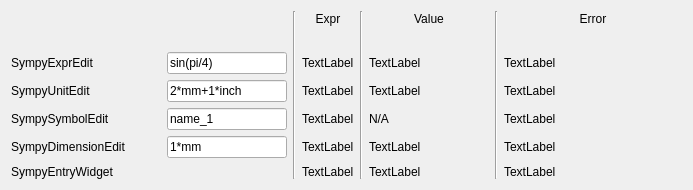
Before: the Qt Designer form examples/designer.ui in timjolson/sympyEntryWidget, drawn with Qt 5.
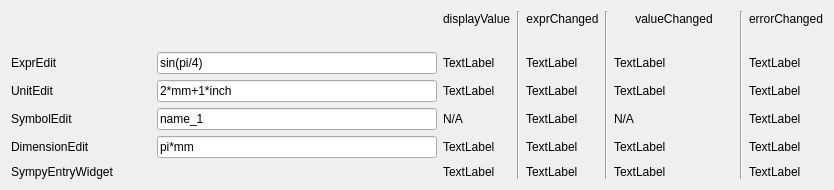
After: the same form once the commit is applied. Custom widgets are drawn as their Qt base class.

Diff of the .ui file:
```diff
--- a/examples/designer.ui
+++ b/examples/designer.ui
@@ -6,50 +6,27 @@
    <rect>
     <x>0</x>
     <y>0</y>
-    <width>693</width>
+    <width>834</width>
     <height>190</height>
    </rect>
   </property>
   <property name="windowTitle">
    <string>Form</string>
   </property>
-  <layout class="QGridLayout" name="gridLayout" columnstretch="0,1,0,0,0,0,0,0,0,2">
+  <layout class="QGridLayout" name="gridLayout" columnstretch="0,1,0,0,0,0,0,0,0,0">
    <item row="2" column="1">
-    <widget class="SympyExprEdit" name="sympyExprEdit">
+    <widget class="ExprEdit" name="ExprEdit">
      <property name="minimumSize">
       <size>
        <width>120</width>
        <height>0</height>
       </size>
      </property>
-     <property name="maximumSize">
-      <size>
-       <width>120</width>
-       <height>16777215</height>
-      </size>
-     </property>
      <property name="text">
       <string>sin(pi/4)</string>
      </property>
     </widget>
    </item>
-   <item row="5" column="9">
-    <widget class="QLabel" name="label_17">
-     <property name="text">
-      <string>TextLabel</string>
-     </property>
-    </widget>
-   </item>
-   <item row="2" column="9">
-    <widget class="QLabel" name="label_12">
-     <property name="text">
-      <string>TextLabel</string>
-     </property>
-     <property name="wordWrap">
-      <bool>true</bool>
-     </property>
-    </widget>
-   </item>
    <item row="0" column="4" rowspan="7">
     <widget class="Line" name="line">
      <property name="orientation">
@@ -57,98 +34,41 @@
      </property>
     </widget>
    </item>
-   <item row="6" column="1">
-    <widget class="SympyEntryWidget" name="sympyEntryWidget">
-     <property name="minimumSize">
-      <size>
-       <width>120</width>
-       <height>0</height>
-      </size>
-     </property>
-     <property name="maximumSize">
-      <size>
-       <width>120</width>
-       <height>16777215</height>
-      </size>
-     </property>
-     <property name="text_" stdset="0">
-      <string>2*inch</string>
-     </property>
-    </widget>
-   </item>
    <item row="4" column="1">
-    <widget class="SympySymbolEdit" name="sympySymbolEdit">
+    <widget class="SymbolEdit" name="SymbolEdit">
      <property name="minimumSize">
       <size>
        <width>120</width>
        <height>0</height>
       </size>
      </property>
-     <property name="maximumSize">
-      <size>
-       <width>120</width>
-       <height>16777215</height>
-      </size>
-     </property>
      <property name="text">
       <string>name_1</string>
      </property>
     </widget>
    </item>
-   <item row="2" column="5">
-    <widget class="QLabel" name="label">
-     <property name="maximumSize">
-      <size>
-       <width>120</width>
-       <height>16777215</height>
-      </size>
-     </property>
+   <item row="6" column="9">
+    <widget class="QLabel" name="label_15">
      <property name="text">
       <string>TextLabel</string>
      </property>
-    </widget>
-   </item>
-   <item row="4" column="5">
-    <widget class="QLabel" name="label_3">
-     <property name="maximumSize">
-      <size>
-       <width>120</width>
-       <height>16777215</height>
-      </size>
+     <property name="wordWrap">
+      <bool>true</bool>
      </property>
-     <property name="text">
-      <string>TextLabel</string>
-     </property>
     </widget>
    </item>
-   <item row="6" column="5">
-    <widget class="QLabel" name="label_4">
-     <property name="maximumSize">
-      <size>
-       <width>120</width>
-       <height>16777215</height>
-      </size>
-     </property>
+   <item row="3" column="9">
+    <widget class="QLabel" name="label_13">
      <property name="text">
       <string>TextLabel</string>
      </property>
-    </widget>
-   </item>
-   <item row="3" column="5">
-    <widget class="QLabel" name="label_2">
-     <property name="maximumSize">
-      <size>
-       <width>120</width>
-       <height>16777215</height>
-      </size>
+     <property name="wordWrap">
+      <bool>true</bool>
      </property>
-     <property name="text">
-      <string>TextLabel</string>
-     </property>
     </widget>
    </item>
-   <item row="3" column="1">
-    <widget class="SympyUnitEdit" name="sympyUnitEdit">
+   <item row="2" column="7">
+    <widget class="QLabel" name="label_20">
      <property name="minimumSize">
       <size>
        <width>120</width>
@@ -162,66 +82,72 @@
       </size>
      </property>
      <property name="text">
-      <string>2*mm+1*inch</string>
+      <string>TextLabel</string>
      </property>
     </widget>
    </item>
-   <item row="2" column="0">
-    <widget class="QLabel" name="label_5">
-     <property name="minimumSize">
-      <size>
-       <width>150</width>
-       <height>0</height>
-      </size>
-     </property>
+   <item row="2" column="9">
+    <widget class="QLabel" name="label_12">
      <property name="text">
-      <string>SympyExprEdit</string>
+      <string>TextLabel</string>
      </property>
-    </widget>
-   </item>
-   <item row="4" column="0">
-    <widget class="QLabel" name="label_7">
-     <property name="minimumSize">
-      <size>
-       <width>150</width>
-       <height>0</height>
-      </size>
-     </property>
-     <property name="text">
-      <string>SympySymbolEdit</string>
-     </property>
-    </widget>
-   </item>
-   <item row="0" column="5">
-    <widget class="QLabel" name="label_9">
-     <property name="text">
-      <string>Expr</string>
-     </property>
-     <property name="alignment">
-      <set>Qt::AlignCenter</set>
+     <property name="wordWrap">
+      <bool>true</bool>
      </property>
     </widget>
    </item>
    <item row="0" column="7">
     <widget class="QLabel" name="label_10">
      <property name="text">
-      <string>Value</string>
+      <string>valueChanged</string>
      </property>
      <property name="alignment">
       <set>Qt::AlignCenter</set>
      </property>
     </widget>
    </item>
-   <item row="3" column="0">
-    <widget class="QLabel" name="label_6">
+   <item row="4" column="0">
+    <widget class="QLabel" name="label_7">
+     <property name="text">
+      <string>SymbolEdit</string>
+     </property>
+    </widget>
+   </item>
+   <item row="5" column="7">
+    <widget class="QLabel" name="label_22">
      <property name="minimumSize">
       <size>
-       <width>150</width>
+       <width>120</width>
        <height>0</height>
       </size>
      </property>
+     <property name="maximumSize">
+      <size>
+       <width>120</width>
+       <height>16777215</height>
+      </size>
+     </property>
      <property name="text">
-      <string>SympyUnitEdit</string>
+      <string>TextLabel</string>
+     </property>
+    </widget>
+   </item>
+   <item row="4" column="7">
+    <widget class="QLabel" name="label_21">
+     <property name="minimumSize">
+      <size>
+       <width>120</width>
+       <height>0</height>
+      </size>
+     </property>
+     <property name="maximumSize">
+      <size>
+       <width>120</width>
+       <height>16777215</height>
+      </size>
+     </property>
+     <property name="text">
+      <string>N/A</string>
      </property>
     </widget>
    </item>
@@ -229,7 +155,7 @@
     <widget class="QLabel" name="label_8">
      <property name="minimumSize">
       <size>
-       <width>150</width>
+       <width>140</width>
        <height>0</height>
       </size>
      </property>
@@ -238,34 +164,18 @@
      </property>
     </widget>
    </item>
-   <item row="0" column="6" rowspan="7">
-    <widget class="Line" name="line_3">
-     <property name="orientation">
-      <enum>Qt::Vertical</enum>
-     </property>
-    </widget>
-   </item>
-   <item row="5" column="0">
-    <widget class="QLabel" name="label_16">
-     <property name="minimumSize">
-      <size>
-       <width>150</width>
-       <height>0</height>
-      </size>
-     </property>
+   <item row="0" column="5">
+    <widget class="QLabel" name="label_9">
      <property name="text">
-      <string>SympyDimensionEdit</string>
+      <string>exprChanged</string>
+     </property>
+     <property name="alignment">
+      <set>Qt::AlignCenter</set>
      </property>
     </widget>
    </item>
-   <item row="5" column="1">
-    <widget class="SympyDimensionEdit" name="sympydimensionedit">
-     <property name="minimumSize">
-      <size>
-       <width>120</width>
-       <height>0</height>
-      </size>
-     </property>
+   <item row="4" column="5">
+    <widget class="QLabel" name="label_3">
      <property name="maximumSize">
       <size>
        <width>120</width>
@@ -273,7 +183,7 @@
       </size>
      </property>
      <property name="text">
-      <string>1*mm</string>
+      <string>TextLabel</string>
      </property>
     </widget>
    </item>
@@ -290,90 +200,35 @@
      </property>
     </widget>
    </item>
-   <item row="2" column="7">
-    <widget class="QLabel" name="label_20">
+   <item row="3" column="1">
+    <widget class="UnitEdit" name="UnitEdit">
      <property name="minimumSize">
       <size>
        <width>120</width>
        <height>0</height>
       </size>
      </property>
-     <property name="maximumSize">
-      <size>
-       <width>120</width>
-       <height>16777215</height>
-      </size>
-     </property>
      <property name="text">
-      <string>TextLabel</string>
+      <string>2*mm+1*inch</string>
      </property>
     </widget>
    </item>
-   <item row="3" column="7">
-    <widget class="QLabel" name="label_19">
-     <property name="minimumSize">
-      <size>
-       <width>120</width>
-       <height>0</height>
-      </size>
-     </property>
-     <property name="maximumSize">
-      <size>
-       <width>120</width>
-       <height>16777215</height>
-      </size>
-     </property>
+   <item row="5" column="0">
+    <widget class="QLabel" name="label_16">
      <property name="text">
-      <string>TextLabel</string>
+      <string>DimensionEdit</string>
      </property>
     </widget>
    </item>
-   <item row="4" column="7">
-    <widget class="QLabel" name="label_21">
-     <property name="minimumSize">
-      <size>
-       <width>120</width>
-       <height>0</height>
-      </size>
+   <item row="0" column="8" rowspan="7">
+    <widget class="Line" name="line_2">
+     <property name="orientation">
+      <enum>Qt::Vertical</enum>
      </property>
-     <property name="maximumSize">
-      <size>
-       <width>120</width>
-       <height>16777215</height>
-      </size>
-     </property>
-     <property name="text">
-      <string>N/A</string>
-     </property>
     </widget>
    </item>
-   <item row="5" column="7">
-    <widget class="QLabel" name="label_22">
-     <property name="minimumSize">
-      <size>
-       <width>120</width>
-       <height>0</height>
-      </size>
-     </property>
-     <property name="maximumSize">
-      <size>
-       <width>120</width>
-       <height>16777215</height>
-      </size>
-     </property>
-     <property name="text">
-      <string>TextLabel</string>
-     </property>
-    </widget>
-   </item>
-   <item row="6" column="7">
-    <widget class="QLabel" name="label_23">
-     <property name="minimumSize">
-      <size>
-       <width>120</width>
-       <height>0</height>
-      </size>
-     </property>
+   <item row="3" column="5">
+    <widget class="QLabel" name="label_2">
      <property name="maximumSize">
       <size>
        <width>120</width>
@@ -388,20 +243,65 @@
    <item row="0" column="9">
     <widget class="QLabel" name="label_11">
      <property name="text">
-      <string>Error</string>
+      <string>errorChanged</string>
      </property>
      <property name="alignment">
       <set>Qt::AlignCenter</set>
      </property>
     </widget>
    </item>
-   <item row="3" column="9">
-    <widget class="QLabel" name="label_13">
+   <item row="5" column="9">
+    <widget class="QLabel" name="label_17">
      <property name="text">
       <string>TextLabel</string>
      </property>
-     <property name="wordWrap">
-      <bool>true</bool>
+    </widget>
+   </item>
+   <item row="6" column="5">
+    <widget class="QLabel" name="label_4">
+     <property name="maximumSize">
+      <size>
+       <width>120</width>
+       <height>16777215</height>
+      </size>
+     </property>
+     <property name="text">
+      <string>TextLabel</string>
+     </property>
+    </widget>
+   </item>
+   <item row="6" column="1">
+    <widget class="SympyEntryWidget" name="sympyEntryWidget">
+     <property name="minimumSize">
+      <size>
+       <width>120</width>
+       <height>0</height>
+      </size>
+     </property>
+     <property name="text_" stdset="0">
+      <string>pi*inch</string>
+     </property>
+     <property name="label" stdset="0">
+      <string>Dim1</string>
+     </property>
+    </widget>
+   </item>
+   <item row="3" column="7">
+    <widget class="QLabel" name="label_19">
+     <property name="minimumSize">
+      <size>
+       <width>120</width>
+       <height>0</height>
+      </size>
+     </property>
+     <property name="maximumSize">
+      <size>
+       <width>120</width>
+       <height>16777215</height>
+      </size>
+     </property>
+     <property name="text">
+      <string>TextLabel</string>
      </property>
     </widget>
    </item>
@@ -415,23 +315,114 @@
      </property>
     </widget>
    </item>
-   <item row="6" column="9">
-    <widget class="QLabel" name="label_15">
+   <item row="3" column="0">
+    <widget class="QLabel" name="label_6">
      <property name="text">
+      <string>UnitEdit</string>
+     </property>
+    </widget>
+   </item>
+   <item row="6" column="7">
+    <widget class="QLabel" name="label_23">
+     <property name="minimumSize">
+      <size>
+       <width>120</width>
+       <height>0</height>
+      </size>
+     </property>
+     <property name="maximumSize">
+      <size>
+       <width>120</width>
+       <height>16777215</height>
+      </size>
+     </property>
+     <property name="text">
       <string>TextLabel</string>
      </property>
-     <property name="wordWrap">
-      <bool>true</bool>
+    </widget>
+   </item>
+   <item row="2" column="5">
+    <widget class="QLabel" name="label">
+     <property name="maximumSize">
+      <size>
+       <width>120</width>
+       <height>16777215</height>
+      </size>
      </property>
+     <property name="text">
+      <string>TextLabel</string>
+     </property>
     </widget>
    </item>
-   <item row="0" column="8" rowspan="7">
-    <widget class="Line" name="line_2">
+   <item row="5" column="1">
+    <widget class="DimensionEdit" name="dimensionedit">
+     <property name="minimumSize">
+      <size>
+       <width>120</width>
+       <height>0</height>
+      </size>
+     </property>
+     <property name="text">
+      <string>pi*mm</string>
+     </property>
+    </widget>
+   </item>
+   <item row="0" column="6" rowspan="7">
+    <widget class="Line" name="line_3">
      <property name="orientation">
       <enum>Qt::Vertical</enum>
      </property>
     </widget>
    </item>
+   <item row="2" column="0">
+    <widget class="QLabel" name="label_5">
+     <property name="text">
+      <string>ExprEdit</string>
+     </property>
+    </widget>
+   </item>
+   <item row="5" column="2">
+    <widget class="QLabel" name="label_24">
+     <property name="text">
+      <string>TextLabel</string>
+     </property>
+    </widget>
+   </item>
+   <item row="6" column="2">
+    <widget class="QLabel" name="label_25">
+     <property name="text">
+      <string>TextLabel</string>
+     </property>
+    </widget>
+   </item>
+   <item row="0" column="2">
+    <widget class="QLabel" name="label_26">
+     <property name="text">
+      <string>displayValue</string>
+     </property>
+    </widget>
+   </item>
+   <item row="3" column="2">
+    <widget class="QLabel" name="label_28">
+     <property name="text">
+      <string>TextLabel</string>
+     </property>
+    </widget>
+   </item>
+   <item row="2" column="2">
+    <widget class="QLabel" name="label_29">
+     <property name="text">
+      <string>TextLabel</string>
+     </property>
+    </widget>
+   </item>
+   <item row="4" column="2">
+    <widget class="QLabel" name="label_27">
+     <property name="text">
+      <string>N/A</string>
+     </property>
+    </widget>
+   </item>
   </layout>
  </widget>
  <customwidgets>
@@ -448,25 +439,25 @@
    <container>1</container>
   </customwidget>
   <customwidget>
-   <class>SympyExprEdit</class>
-   <extends>SympySymbolEdit</extends>
+   <class>ExprEdit</class>
+   <extends>SymbolEdit</extends>
    <header>sympyentrywidget</header>
    <container>1</container>
   </customwidget>
   <customwidget>
-   <class>SympyUnitEdit</class>
-   <extends>SympyExprEdit</extends>
+   <class>UnitEdit</class>
+   <extends>ExprEdit</extends>
    <header>sympyentrywidget</header>
    <container>1</container>
   </customwidget>
   <customwidget>
-   <class>SympyDimensionEdit</class>
-   <extends>SympyUnitEdit</extends>
+   <class>DimensionEdit</class>
+   <extends>UnitEdit</extends>
    <header>sympyentrywidget</header>
    <container>1</container>
   </customwidget>
   <customwidget>
-   <class>SympySymbolEdit</class>
+   <class>SymbolEdit</class>
    <extends>AutoColorLineEdit</extends>
    <header>sympyentrywidget</header>
    <container>1</container>
@@ -479,109 +470,13 @@
   </customwidget>
  </customwidgets>
  <tabstops>
-  <tabstop>sympyExprEdit</tabstop>
-  <tabstop>sympyUnitEdit</tabstop>
-  <tabstop>sympySymbolEdit</tabstop>
-  <tabstop>sympydimensionedit</tabstop>
+  <tabstop>ExprEdit</tabstop>
+  <tabstop>UnitEdit</tabstop>
+  <tabstop>SymbolEdit</tabstop>
+  <tabstop>dimensionedit</tabstop>
  </tabstops>
  <resources/>
  <connections>
-  <connection>
-   <sender>sympyExprEdit</sender>
-   <signal>exprChanged(QString)</signal>
-   <receiver>label</receiver>
-   <slot>setText(QString)</slot>
-   <hints>
-    <hint type="sourcelabel">
-     <x>278</x>
-     <y>56</y>
-    </hint>
-    <hint type="destinationlabel">
-     <x>548</x>
-     <y>56</y>
-    </hint>
-   </hints>
-  </connection>
-  <connection>
-   <sender>sympyUnitEdit</sender>
-   <signal>exprChanged(QString)</signal>
-   <receiver>label_2</receiver>
-   <slot>setText(QString)</slot>
-   <hints>
-    <hint type="sourcelabel">
-     <x>278</x>
-     <y>87</y>
-    </hint>
-    <hint type="destinationlabel">
-     <x>548</x>
-     <y>87</y>
-    </hint>
-   </hints>
-  </connection>
-  <connection>
-   <sender>sympySymbolEdit</sender>
-   <signal>exprChanged(QString)</signal>
-   <receiver>label_3</receiver>
-   <slot>setText(QString)</slot>
-   <hints>
-    <hint type="sourcelabel">
-     <x>278</x>
-     <y>118</y>
-    </hint>
-    <hint type="destinationlabel">
-     <x>548</x>
-     <y>118</y>
-    </hint>
-   </hints>
-  </connection>
-  <connection>
-   <sender>sympyExprEdit</sender>
-   <signal>errorChanged(QString)</signal>
-   <receiver>label_12</receiver>
-   <slot>setText(QString)</slot>
-   <hints>
-    <hint type="sourcelabel">
-     <x>278</x>
-     <y>56</y>
-    </hint>
-    <hint type="destinationlabel">
-     <x>413</x>
-     <y>56</y>
-    </hint>
-   </hints>
-  </connection>
-  <connection>
-   <sender>sympyUnitEdit</sender>
-   <signal>errorChanged(QString)</signal>
-   <receiver>label_13</receiver>
-   <slot>setText(QString)</slot>
-   <hints>
-    <hint type="sourcelabel">
-     <x>278</x>
-     <y>87</y>
-    </hint>
-    <hint type="destinationlabel">
-     <x>413</x>
-     <y>87</y>
-    </hint>
-   </hints>
-  </connection>
-  <connection>
-   <sender>sympySymbolEdit</sender>
-   <signal>errorChanged(QString)</signal>
-   <receiver>label_14</receiver>
-   <slot>setText(QString)</slot>
-   <hints>
-    <hint type="sourcelabel">
-     <x>278</x>
-     <y>118</y>
-    </hint>
-    <hint type="destinationlabel">
-     <x>413</x>
-     <y>118</y>
-    </hint>
-   </hints>
-  </connection>
   <connection>
    <sender>sympyEntryWidget</sender>
    <signal>exprChanged(QString)</signal>
@@ -593,7 +488,7 @@
      <y>158</y>
     </hint>
     <hint type="destinationlabel">
-     <x>548</x>
+     <x>579</x>
      <y>180</y>
     </hint>
    </hints>
@@ -609,91 +504,11 @@
      <y>180</y>
     </hint>
     <hint type="destinationlabel">
-     <x>413</x>
+     <x>824</x>
      <y>180</y>
     </hint>
    </hints>
   </connection>
-  <connection>
-   <sender>sympydimensionedit</sender>
-   <signal>errorChanged(QString)</signal>
-   <receiver>label_17</receiver>
-   <slot>setText(QString)</slot>
-   <hints>
-    <hint type="sourcelabel">
-     <x>278</x>
-     <y>149</y>
-    </hint>
-    <hint type="destinationlabel">
-     <x>413</x>
-     <y>149</y>
-    </hint>
-   </hints>
-  </connection>
-  <connection>
-   <sender>sympydimensionedit</sender>
-   <signal>exprChanged(QString)</signal>
-   <receiver>label_18</receiver>
-   <slot>setText(QString)</slot>
-   <hints>
-    <hint type="sourcelabel">
-     <x>278</x>
-     <y>149</y>
-    </hint>
-    <hint type="destinationlabel">
-     <x>548</x>
-     <y>149</y>
-    </hint>
-   </hints>
-  </connection>
-  <connection>
-   <sender>sympyExprEdit</sender>
-   <signal>valueChanged(QString)</signal>
-   <receiver>label_20</receiver>
-   <slot>setText(QString)</slot>
-   <hints>
-    <hint type="sourcelabel">
-     <x>278</x>
-     <y>56</y>
-    </hint>
-    <hint type="destinationlabel">
-     <x>607</x>
-     <y>44</y>
-    </hint>
-   </hints>
-  </connection>
-  <connection>
-   <sender>sympyUnitEdit</sender>
-   <signal>valueChanged(QString)</signal>
-   <receiver>label_19</receiver>
-   <slot>setText(QString)</slot>
-   <hints>
-    <hint type="sourcelabel">
-     <x>278</x>
-     <y>87</y>
-    </hint>
-    <hint type="destinationlabel">
-     <x>643</x>
-     <y>81</y>
-    </hint>
-   </hints>
-  </connection>
-  <connection>
-   <sender>sympydimensionedit</sender>
-   <signal>valueChanged(QString)</signal>
-   <receiver>label_22</receiver>
-   <slot>setText(QString)</slot>
-   <hints>
-    <hint type="sourcelabel">
-     <x>278</x>
-     <y>149</y>
-    </hint>
-    <hint type="destinationlabel">
-     <x>646</x>
-     <y>137</y>
-    </hint>
-   </hints>
-  </connection>
   <connection>
    <sender>sympyEntryWidget</sender>
    <signal>valueChanged(QString)</signal>
@@ -705,8 +520,248 @@
      <y>167</y>
     </hint>
     <hint type="destinationlabel">
-     <x>607</x>
-     <y>170</y>
+     <x>714</x>
+     <y>180</y>
+    </hint>
+   </hints>
+  </connection>
+  <connection>
+   <sender>sympyEntryWidget</sender>
+   <signal>displayValue(QString)</signal>
+   <receiver>label_25</receiver>
+   <slot>setText(QString)</slot>
+   <hints>
+    <hint type="sourcelabel">
+     <x>241</x>
+     <y>176</y>
+    </hint>
+    <hint type="destinationlabel">
+     <x>473</x>
+     <y>180</y>
+    </hint>
+   </hints>
+  </connection>
+  <connection>
+   <sender>dimensionedit</sender>
+   <signal>displayValue(QString)</signal>
+   <receiver>label_24</receiver>
+   <slot>setText(QString)</slot>
+   <hints>
+    <hint type="sourcelabel">
+     <x>302</x>
+     <y>143</y>
+    </hint>
+    <hint type="destinationlabel">
+     <x>406</x>
+     <y>138</y>
+    </hint>
+   </hints>
+  </connection>
+  <connection>
+   <sender>dimensionedit</sender>
+   <signal>exprChanged(QString)</signal>
+   <receiver>label_18</receiver>
+   <slot>setText(QString)</slot>
+   <hints>
+    <hint type="sourcelabel">
+     <x>202</x>
+     <y>135</y>
+    </hint>
+    <hint type="destinationlabel">
+     <x>559</x>
+     <y>133</y>
+    </hint>
+   </hints>
+  </connection>
+  <connection>
+   <sender>dimensionedit</sender>
+   <signal>valueChanged(QString)</signal>
+   <receiver>label_22</receiver>
+   <slot>setText(QString)</slot>
+   <hints>
+    <hint type="sourcelabel">
+     <x>209</x>
+     <y>140</y>
+    </hint>
+    <hint type="destinationlabel">
+     <x>664</x>
+     <y>140</y>
+    </hint>
+   </hints>
+  </connection>
+  <connection>
+   <sender>dimensionedit</sender>
+   <signal>errorChanged(QString)</signal>
+   <receiver>label_17</receiver>
+   <slot>setText(QString)</slot>
+   <hints>
+    <hint type="sourcelabel">
+     <x>189</x>
+     <y>135</y>
+    </hint>
+    <hint type="destinationlabel">
+     <x>795</x>
+     <y>125</y>
+    </hint>
+   </hints>
+  </connection>
+  <connection>
+   <sender>SymbolEdit</sender>
+   <signal>exprChanged(QString)</signal>
+   <receiver>label_3</receiver>
+   <slot>setText(QString)</slot>
+   <hints>
+    <hint type="sourcelabel">
+     <x>257</x>
+     <y>107</y>
+    </hint>
+    <hint type="destinationlabel">
+     <x>542</x>
+     <y>106</y>
+    </hint>
+   </hints>
+  </connection>
+  <connection>
+   <sender>SymbolEdit</sender>
+   <signal>exprChanged(QString)</signal>
+   <receiver>label_14</receiver>
+   <slot>setText(QString)</slot>
+   <hints>
+    <hint type="sourcelabel">
+     <x>184</x>
+     <y>105</y>
+    </hint>
+    <hint type="destinationlabel">
+     <x>791</x>
+     <y>100</y>
+    </hint>
+   </hints>
+  </connection>
+  <connection>
+   <sender>UnitEdit</sender>
+   <signal>displayValue(QString)</signal>
+   <receiver>label_28</receiver>
+   <slot>setText(QString)</slot>
+   <hints>
+    <hint type="sourcelabel">
+     <x>325</x>
+     <y>79</y>
+    </hint>
+    <hint type="destinationlabel">
+     <x>405</x>
+     <y>73</y>
+    </hint>
+   </hints>
+  </connection>
+  <connection>
+   <sender>UnitEdit</sender>
+   <signal>exprChanged(QString)</signal>
+   <receiver>label_2</receiver>
+   <slot>setText(QString)</slot>
+   <hints>
+    <hint type="sourcelabel">
+     <x>225</x>
+     <y>70</y>
+    </hint>
+    <hint type="destinationlabel">
+     <x>578</x>
+     <y>76</y>
+    </hint>
+   </hints>
+  </connection>
+  <connection>
+   <sender>UnitEdit</sender>
+   <signal>valueChanged(QString)</signal>
+   <receiver>label_19</receiver>
+   <slot>setText(QString)</slot>
+   <hints>
+    <hint type="sourcelabel">
+     <x>191</x>
+     <y>78</y>
+    </hint>
+    <hint type="destinationlabel">
+     <x>622</x>
+     <y>72</y>
+    </hint>
+   </hints>
+  </connection>
+  <connection>
+   <sender>UnitEdit</sender>
+   <signal>errorChanged(QString)</signal>
+   <receiver>label_13</receiver>
+   <slot>setText(QString)</slot>
+   <hints>
+    <hint type="sourcelabel">
+     <x>205</x>
+     <y>73</y>
+    </hint>
+    <hint type="destinationlabel">
+     <x>817</x>
+     <y>70</y>
+    </hint>
+   </hints>
+  </connection>
+  <connection>
+   <sender>ExprEdit</sender>
+   <signal>displayValue(QString)</signal>
+   <receiver>label_29</receiver>
+   <slot>setText(QString)</slot>
+   <hints>
+    <hint type="sourcelabel">
+     <x>343</x>
+     <y>48</y>
+    </hint>
+    <hint type="destinationlabel">
+     <x>436</x>
+     <y>46</y>
+    </hint>
+   </hints>
+  </connection>
+  <connection>
+   <sender>ExprEdit</sender>
+   <signal>exprChanged(QString)</signal>
+   <receiver>label</receiver>
+   <slot>setText(QString)</slot>
+   <hints>
+    <hint type="sourcelabel">
+     <x>200</x>
+     <y>39</y>
+    </hint>
+    <hint type="destinationlabel">
+     <x>541</x>
+     <y>35</y>
+    </hint>
+   </hints>
+  </connection>
+  <connection>
+   <sender>ExprEdit</sender>
+   <signal>valueChanged(QString)</signal>
+   <receiver>label_20</receiver>
+   <slot>setText(QString)</slot>
+   <hints>
+    <hint type="sourcelabel">
+     <x>209</x>
+     <y>42</y>
+    </hint>
+    <hint type="destinationlabel">
+     <x>688</x>
+     <y>52</y>
+    </hint>
+   </hints>
+  </connection>
+  <connection>
+   <sender>ExprEdit</sender>
+   <signal>errorChanged(QString)</signal>
+   <receiver>label_12</receiver>
+   <slot>setText(QString)</slot>
+   <hints>
+    <hint type="sourcelabel">
+     <x>196</x>
+     <y>42</y>
+    </hint>
+    <hint type="destinationlabel">
+     <x>802</x>
+     <y>34</y>
     </hint>
    </hints>
   </connection>
```
